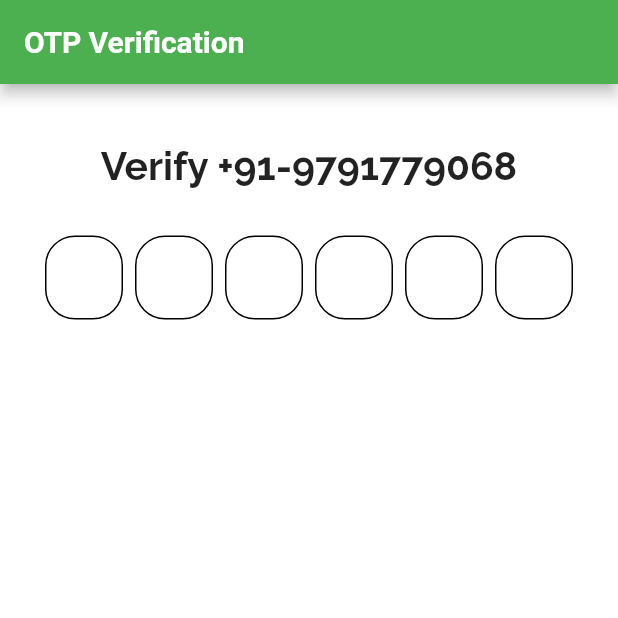
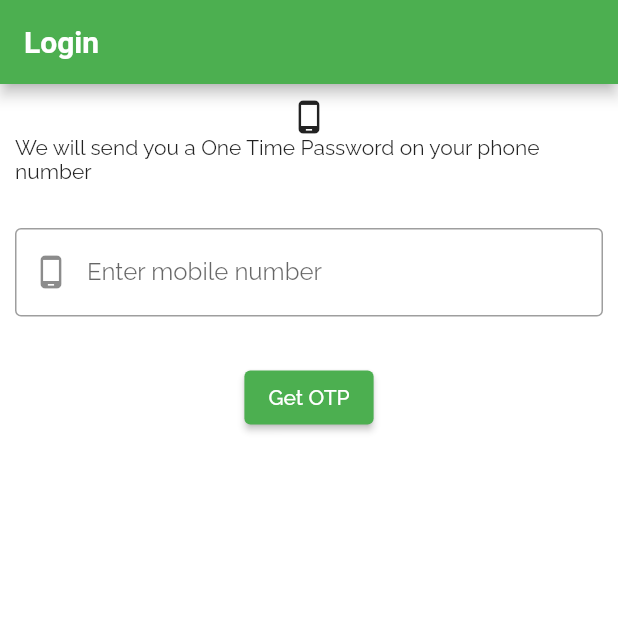
Before and after one commit to Aravindh1505/ExpanseTracker, a Flutter app: the screen it shows after launch, on a phone screen of 412 x 824 dp, the top half of it. Run offline on Flutter 3.47's test engine with Material 2 defaults, Android fonts, the phone set to English and light mode, and no system bars; drawn by our look-alikes of pinput; our stand-ins replace cloud_firestore, firebase_auth, firebase_core, google_fonts; accounts and stored records are empty.

Commit message:
New: Login screen added and some constants crated for screen title names

```diff
--- a/lib/main.dart
+++ b/lib/main.dart
@@ -10,6 +10,8 @@ import '../utils/route_names.dart';
 import '../utils/custom_theme.dart';
 import '../screens/firebase_demo.dart';
 import '../screens/firebase_phone_auth.dart';
+import '../screens/firebase_database.dart';
+import '../screens/login_screen.dart';
 
 void main() async {
   WidgetsFlutterBinding.ensureInitialized();
@@ -25,7 +27,7 @@ class MyApp extends StatelessWidget {
     return MaterialApp(
       theme: CustomTheme.lightTheme,
       routes: {
-        RouteNames.HOME: (_) => FirebasePhoneAuthScreen('9791779068'),
+        RouteNames.HOME: (_) => const LoginScreen(),
         RouteNames.ENTRIES_SCREEN: (_) => const EntriesScreen(),
         RouteNames.ENTRIES_FORM_SCREEN: (_) => const EntriesFormScreen(),
         RouteNames.CATEGORIES_SCREEN: (_) => const CategoriesScreen(),
--- a/lib/screens/categories_screen.dart
+++ b/lib/screens/categories_screen.dart
@@ -1,4 +1,6 @@
 import 'package:flutter/material.dart';
+
+import '../utils/constants.dart';
 
 class CategoriesScreen extends StatelessWidget {
   const CategoriesScreen({Key? key}) : super(key: key);
@@ -7,7 +9,7 @@ class CategoriesScreen extends StatelessWidget {
   Widget build(BuildContext context) {
     return Scaffold(
       appBar: AppBar(
-        title: const Text('Choose Category'),
+        title: const Text(Constants.TITLE_CATEGORY),
       ),
       body: Center(
         child: Text('Choose/Add Category'),
--- a/lib/screens/home_screen.dart
+++ b/lib/screens/home_screen.dart
@@ -1,6 +1,7 @@
 import 'package:flutter/material.dart';
 
 import '../utils/route_names.dart';
+import '../utils/constants.dart';
 
 class HomeScreen extends StatelessWidget {
   const HomeScreen({Key? key}) : super(key: key);
@@ -9,7 +10,7 @@ class HomeScreen extends StatelessWidget {
   Widget build(BuildContext context) {
     return Scaffold(
       appBar: AppBar(
-        title: const Text('Expanse Tracker'),
+        title: const Text(Constants.TITLE_HOME),
       ),
       body: Center(
         child: Text('Home screen contents available here!'),
@@ -20,7 +21,6 @@ class HomeScreen extends StatelessWidget {
         },
         icon: const Icon(Icons.add),
         label: const Text('Add Book'),
-
       ),
     );
   }
--- /dev/null
+++ b/lib/screens/login_screen.dart
@@ -0,0 +1,65 @@
+import 'package:flutter/material.dart';
+
+import '../utils/constants.dart';
+
+class LoginScreen extends StatefulWidget {
+  const LoginScreen({Key? key}) : super(key: key);
+
+  @override
+  State<LoginScreen> createState() => _LoginScreenState();
+}
+
+class _LoginScreenState extends State<LoginScreen> {
+  late TextEditingController _controller;
+
+  void _submit() {
+    String mobileNumber = _controller.text.toString();
+    print('MobileNumber $mobileNumber');
+  }
+
+  @override
+  void initState() {
+    _controller = TextEditingController();
+    super.initState();
+  }
+
+  @override
+  void dispose() {
+    _controller.dispose();
+    super.dispose();
+  }
+
+  @override
+  Widget build(BuildContext context) {
+    return Scaffold(
+      appBar: AppBar(
+        title: const Text(Constants.TITLE_LOGIN),
+      ),
+      body: Container(
+        margin: EdgeInsets.all(10.0),
+        child: Column(
+          children: [
+            Icon(Icons.phone_android),
+            Text('We will send you a One Time Password on your phone number'),
+            const SizedBox(height: 30),
+            TextField(
+              decoration: const InputDecoration(
+                border: OutlineInputBorder(),
+                prefixIcon: Icon(Icons.phone_android),
+                label: Text('Enter mobile number'),
+              ),
+              controller: _controller,
+              onSubmitted: (value) => _submit(),
+              keyboardType: TextInputType.phone,
+            ),
+            const SizedBox(height: 30),
+            ElevatedButton(
+              onPressed: _submit,
+              child: const Text('Get OTP'),
+            ),
+          ],
+        ),
+      ),
+    );
+  }
+}
--- /dev/null
+++ b/lib/utils/constants.dart
@@ -0,0 +1,9 @@
+
+class Constants {
+  /*SCREEN TITLE NAMES*/
+  static const TITLE_LOGIN = 'Login';
+  static const TITLE_HOME = 'Expanse Tracker';
+  static const TITLE_CATEGORY = 'Choose Category';
+  static const TITLE_PAYMENT_MODE = 'Choose Payment Mode';
+
+}
--- a/lib/utils/custom_theme.dart
+++ b/lib/utils/custom_theme.dart
@@ -27,18 +27,18 @@ class CustomTheme {
 
   static TextTheme buildTextTheme() {
     return const TextTheme(
-      titleMedium: TextStyle(
-        fontSize: 20.0,
-        fontWeight: FontWeight.w900,
-      ),
-      bodySmall: TextStyle(
+      /*titleMedium: TextStyle(
         fontSize: 16.0,
         fontWeight: FontWeight.w700,
       ),
+      bodySmall: TextStyle(
+        fontSize: 14.0,
+        fontWeight: FontWeight.w700,
+      ),
       labelSmall: TextStyle(
-        fontSize: 14.0,
+        fontSize: 12.0,
         fontWeight: FontWeight.w500,
-      ),
+      ),*/
     );
   }
 
```
Also changed, not shown: lib/screens/firebase_database.dart (added, +58 -0 lines), lib/screens/payment_mode_screen.dart (+10 -1 lines), 1 other file.
